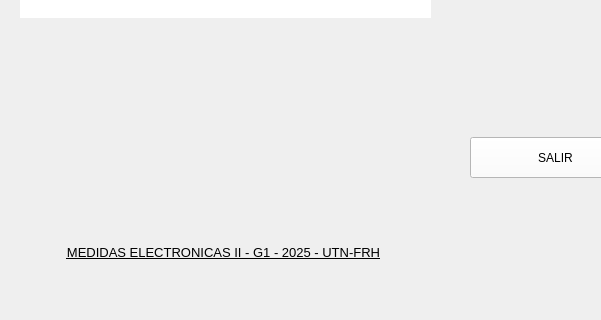
Old version of the form Software/scr/main/MainWindow.ui in the repository JoaCieri/ProyectoFinal2026; both pictures show x 0 to 601 and y 323 to 643 of the 1104 by 643 pixel window.
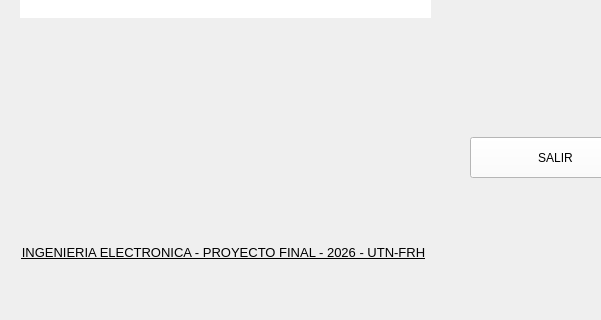
New version of the form. Icons and pictures are not drawn.

Commit message: SW-Leo datos del driver

What changed in the file:
```diff
--- a/Software/scr/main/MainWindow.ui
+++ b/Software/scr/main/MainWindow.ui
@@ -217,7 +217,7 @@
 </string>
     </property>
     <property name="text">
-     <string>&lt;html&gt;&lt;head/&gt;&lt;body&gt;&lt;p align=&quot;center&quot;&gt;&lt;span style=&quot; font-size:10pt;&quot;&gt;MEDIDAS ELECTRONICAS II - G1 - 2025 - UTN-FRH&lt;/span&gt;&lt;/p&gt;&lt;/body&gt;&lt;/html&gt;</string>
+     <string>&lt;html&gt;&lt;head/&gt;&lt;body&gt;&lt;p align=&quot;center&quot;&gt;&lt;span style=&quot; font-size:10pt;&quot;&gt;INGENIERIA ELECTRONICA - PROYECTO FINAL - 2026 - UTN-FRH&lt;/span&gt;&lt;/p&gt;&lt;/body&gt;&lt;/html&gt;</string>
     </property>
    </widget>
    <widget class="QLabel" name="label">
```
The commit also changes 1 other file.
